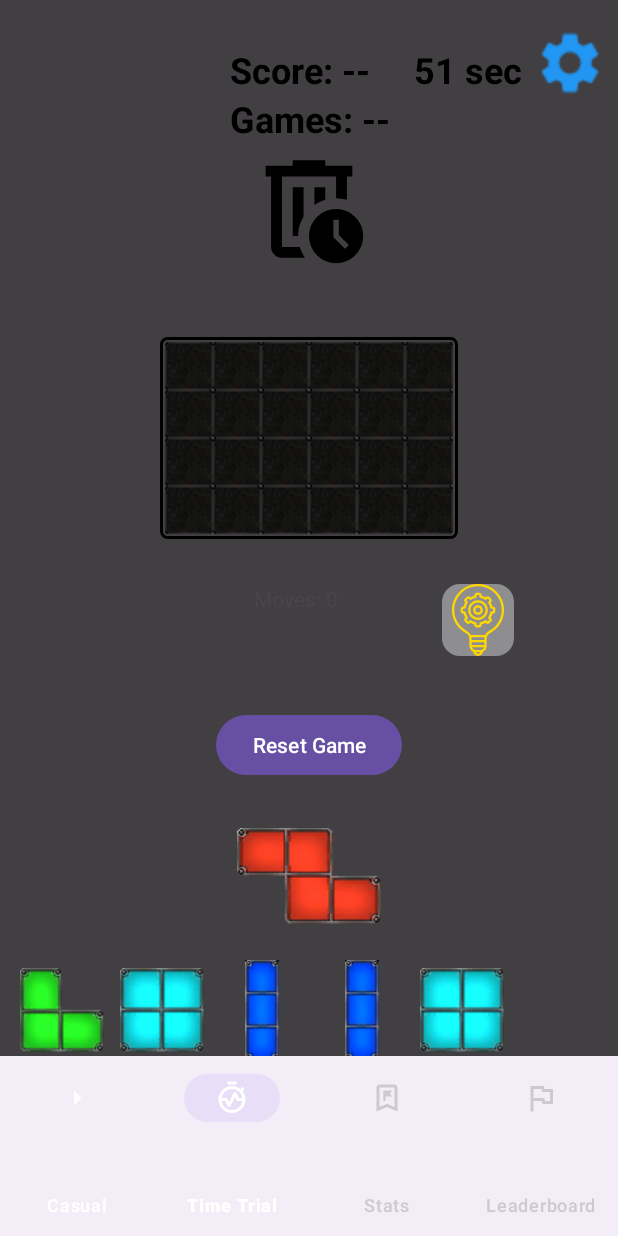
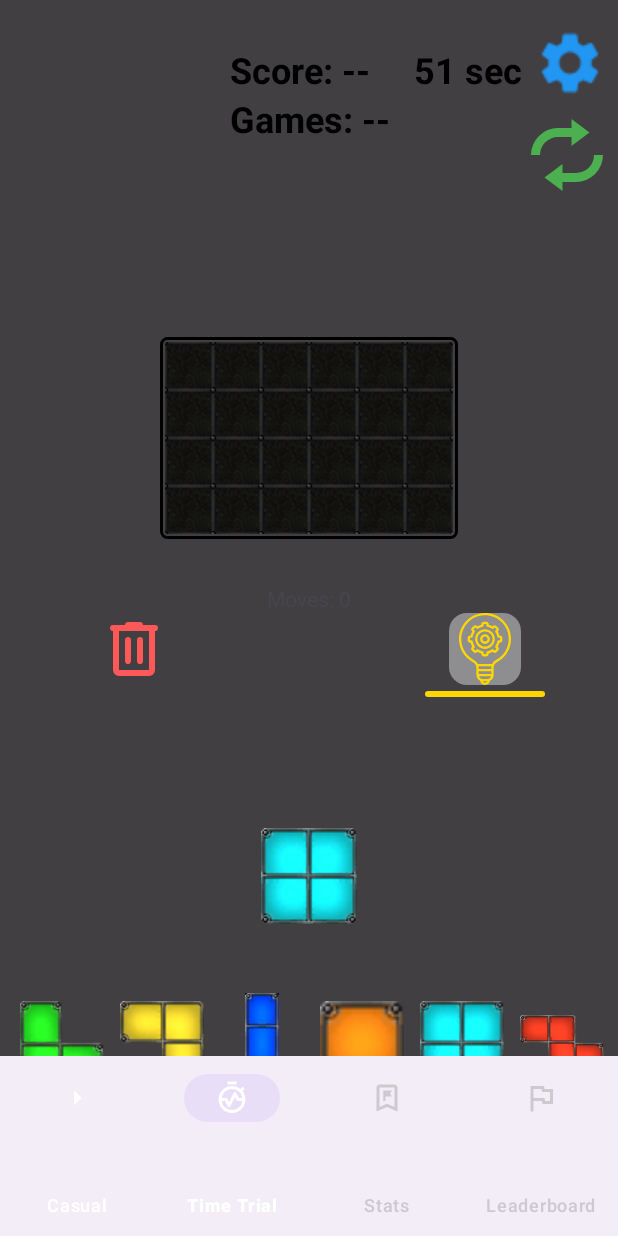
Before and after one commit to GrandPaPaRa/Jigsaw_Licenta, an Android app: the GameTimeTrialFragment screen opened through its navigation route, item 2 of the bottom bar chosen, on a phone screen of 412 x 824 dp. Run offline under Robolectric (Android 15) with nearby library versions, the phone set to English and light mode, and no system bars; our stand-ins replace Firebase (no records; nobody signed in at launch, a user with empty details on screens opened directly), navigation-ui.

Commit message:
new ui for game fragment

```diff
--- a/app/src/main/java/com/example/jigsaw_licenta/model/Tree.java
+++ b/app/src/main/java/com/example/jigsaw_licenta/model/Tree.java
@@ -18,7 +18,9 @@ public class Tree {
     public void cancel() {
         shouldCancel = true;
     }
-
+    public boolean getShouldCancel() {
+        return shouldCancel;
+    }
     public Tree(Jigsaw initialState, Config config, StopType stopType) {
         this.config = config;
         this.nodes = new ArrayList<>();
@@ -123,7 +125,7 @@ public class Tree {
                 System.out.println("MCTS time limit reached.");
                 break;
             }
-            if(elapsedMillis % 1000 == 0) System.out.println("Elapsed time: " + elapsedMillis);
+            //if(elapsedMillis % 1000 == 0) System.out.println("Elapsed time: " + elapsedMillis);
 
             Jigsaw state = rootState.cloneState();
             int nodeIndex = rootIndex;
--- a/app/src/main/java/com/example/jigsaw_licenta/ui/main/BaseGameFragment.java
+++ b/app/src/main/java/com/example/jigsaw_licenta/ui/main/BaseGameFragment.java
@@ -5,28 +5,31 @@ import static com.example.jigsaw_licenta.model.Jigsaw.MAX_ITERATIONS;
 import android.animation.AnimatorSet;
 import android.animation.ObjectAnimator;
 import android.annotation.SuppressLint;
-import android.app.AlertDialog;
+import android.content.res.ColorStateList;
 import android.graphics.Color;
+import android.graphics.PorterDuff;
 import android.graphics.drawable.Drawable;
 import android.os.Bundle;
+import android.os.Handler;
+import android.os.Looper;
 import android.util.Log;
 import android.view.LayoutInflater;
 import android.view.MotionEvent;
 import android.view.View;
 import android.view.ViewGroup;
 import android.view.ViewTreeObserver;
-import android.widget.Button;
 import android.widget.GridLayout;
 import android.widget.ImageView;
 import android.widget.LinearLayout;
+import android.widget.ProgressBar;
 import android.widget.TextView;
 
 import androidx.annotation.NonNull;
 import androidx.annotation.Nullable;
 import androidx.constraintlayout.widget.ConstraintLayout;
 import androidx.core.content.ContextCompat;
+import androidx.core.view.ViewCompat;
 import androidx.fragment.app.Fragment;
-import androidx.lifecycle.ViewModelProvider;
 
 import com.example.jigsaw_licenta.R;
 import com.example.jigsaw_licenta.model.Jigsaw;
@@ -35,12 +38,9 @@ import com.example.jigsaw_licenta.model.PieceType;
 import com.example.jigsaw_licenta.model.StopType;
 import com.example.jigsaw_licenta.model.Tree;
 import com.example.jigsaw_licenta.utils.Config;
-import com.example.jigsaw_licenta.utils.GameInterface;
-import com.example.jigsaw_licenta.viewmodel.AiSettingsModelFactory;
 import com.example.jigsaw_licenta.viewmodel.AiSettingsViewModel;
 import com.example.jigsaw_licenta.viewmodel.GameViewModel;
 import com.example.jigsaw_licenta.viewmodel.GameSettingsViewModel;
-import com.example.jigsaw_licenta.viewmodel.GameSettingsModelFactory;
 
 import java.util.ArrayList;
 import java.util.List;
@@ -57,7 +57,8 @@ public abstract class BaseGameFragment extends Fragment {
     protected List<PieceType> upcomingPieceList = new ArrayList<>();
     protected ImageView hintButton;
     protected TextView movesTextView;
-    protected Button resetGameButton;
+    protected ImageView resetGameButton;
+    protected float discardThreshold;
     protected ImageView discardZone;
     protected ConstraintLayout gameContainer;
     LinearLayout previewContainer;
@@ -69,7 +70,10 @@ public abstract class BaseGameFragment extends Fragment {
     protected Tree currentTree = null;
     protected Byte cachedHintAction = null;
     protected  float touchOffsetY;
-
+    protected Handler progressHandler;
+    protected Runnable progressUpdater;
+    protected ProgressBar progressBarHint;
+    static boolean wasCanceled = false;
     @Override
     public void onCreate(@Nullable Bundle savedInstanceState) {
         super.onCreate(savedInstanceState);
@@ -106,6 +110,9 @@ public abstract class BaseGameFragment extends Fragment {
         upcomingPieceList.remove(0);
         updateUpcomingPiecePreviewUI();
 
+
+
+
         startHintComputation(jigsawGame);
 
         resetGameButton.setOnClickListener(v -> onResetButtonClick());
@@ -116,6 +123,8 @@ public abstract class BaseGameFragment extends Fragment {
                 hintButton.setEnabled(false);
             }
         });
+
+
     }
 
 
@@ -158,6 +167,7 @@ public abstract class BaseGameFragment extends Fragment {
         gamePieces.clear();
         gamePieces.addAll(gameViewModel.getPieceList());
 
+        discardThreshold = baseTileSize * currentScale * 2.0f;
         snapThreshold = baseTileSize * currentScale;
         gameViewModel.setCurrentScale(currentScale);
 
@@ -354,7 +364,9 @@ public abstract class BaseGameFragment extends Fragment {
                         Integer validIndex = getValidSnapIndex(v);
                         Log.d("BaseGameFragment_Touch", "ACTION_MOVE - validIndex: " + validIndex);
                         if (validIndex != null) {
-                            discardZone.setBackgroundColor(ContextCompat.getColor(requireContext(), R.color.discard_default));
+                            discardZone.setBackgroundResource(R.color.discard_default);
+                            clearAllFilters(v);
+
                             if (ghostView == null) {
                                 ghostView = new ImageView(requireContext());
                                 ghostView.setAdjustViewBounds(true);
@@ -392,7 +404,9 @@ public abstract class BaseGameFragment extends Fragment {
                     case MotionEvent.ACTION_UP:
                         if(isViewInDiscardZone(v)){
                             removePieceFromGame(v);
-                            discardZone.setBackgroundColor(ContextCompat.getColor(requireContext(), R.color.discard_default));
+                            discardZone.setBackgroundResource(R.color.discard_default);
+                            clearAllFilters(v);
+
                             jigsawGame.performAction((byte)(jigsawGame.getRows() * jigsawGame.getCols()));
                             updateMovesCounter();
 
@@ -407,6 +421,7 @@ public abstract class BaseGameFragment extends Fragment {
                             updateUpcomingPiecePreviewUI();
 
                             generateAndAddRandomPiece();
+
                             startHintComputation(jigsawGame);
 
                             gameViewModel.saveGameState();
@@ -443,6 +458,7 @@ public abstract class BaseGameFragment extends Fragment {
                                 }
 
                                 generateAndAddRandomPiece();
+
                                 startHintComputation(jigsawGame);
 
                                 gameViewModel.saveGameState();
@@ -458,6 +474,31 @@ public abstract class BaseGameFragment extends Fragment {
             }
         });
     }
+    protected static void applyRedTintFilter(View view) {
+        if (view instanceof ImageView) {
+            // For ImageViews - apply color filter
+            ImageView imageView = (ImageView) view;
+            imageView.setColorFilter(
+                    Color.argb(150, 255, 50, 50),
+                    PorterDuff.Mode.MULTIPLY
+            );
+        } else {
+            // For other views - apply background tint
+            ViewCompat.setBackgroundTintList(view,
+                    ColorStateList.valueOf(Color.parseColor("#80FF0000")) // 50% transparent red
+            );
+        }
+    }
+    protected static void clearAllFilters(View view) {
+        if (view instanceof ImageView) {
+            ImageView imageView = (ImageView) view;
+            imageView.clearColorFilter();
+        } else {
+            ViewCompat.setBackgroundTintList(view, null);
+            view.setBackgroundColor(Color.TRANSPARENT);
+        }
+    }
+
     protected abstract void onFinishedGame();
     protected abstract void onResetButtonClick();
     @Nullable
@@ -573,7 +614,7 @@ public abstract class BaseGameFragment extends Fragment {
         float dy = pieceCenterY - discardCenterY;
         float distance = (float) Math.sqrt(dx * dx + dy * dy);
 
-        return isInsideBounds || distance <= snapThreshold;
+        return isInsideBounds || distance <= discardThreshold;
     }
 
     protected void removePieceFromGame(View pieceView) {
@@ -586,12 +627,11 @@ public abstract class BaseGameFragment extends Fragment {
     }
 
     protected void resetGame() {
-        onDestroyView();
+        cleanupResources();
         gamePieces.clear();
         gameViewModel.clearPieces();
         gameViewModel.resetGame(gameSettingsViewModel.getBoardRows().getValue(), gameSettingsViewModel.getBoardCols().getValue());
         jigsawGame = gameViewModel.getJigsaw();
-        startHintComputation(jigsawGame);
 
         gameViewModel.saveGameState();
 
@@ -601,8 +641,14 @@ public abstract class BaseGameFragment extends Fragment {
 
         initializeGameUI();
         updateMovesCounter();
-        //generateAndAddRandomPiece();
 
+        //WE START THE HINT COMPUTATION ONLY AFTER THE VIEW HAS BEEN LOADED SO THAT THE PROGRESS BAR WORKS
+        //IM NOT EVEN MAD
+        new Handler(Looper.getMainLooper()).post(() -> {
+            if (getView() != null && isAdded()) {
+                startHintComputation(jigsawGame);
+            }
+        });
 
     }
 
@@ -615,8 +661,14 @@ public abstract class BaseGameFragment extends Fragment {
     protected void updateDiscardZoneBackground(View pieceView) {
         if (isViewInDiscardZone(pieceView)) {
             discardZone.setBackgroundColor(Color.parseColor("#FFCCCC"));
+            applyRedTintFilter(pieceView);
+
+            discardZone.setBackgroundResource(R.drawable.segmented_border);
+            discardZone.setPadding(2, 2, 2, 2); // Adjust as needed
         } else {
-            discardZone.setBackgroundColor(ContextCompat.getColor(requireContext(), R.color.discard_default));
+            discardZone.setBackgroundResource(R.color.discard_default);
+            discardZone.setPadding(0, 0, 0, 0);
+            clearAllFilters(pieceView);
         }
     }
 
@@ -713,45 +765,96 @@ public abstract class BaseGameFragment extends Fragment {
             currentTree.cancel();
         }
 
+        if (progressHandler != null && progressUpdater != null) {
+            progressHandler.removeCallbacks(progressUpdater);
+        }
+
         cachedHintAction = null;
         hintButton.setEnabled(false);
 
+        Log.d("HINT", "startHintComputation() called");
+        Log.d("HINT", "progressBarHint null? " + (progressBarHint == null));
+        if (progressBarHint != null) {
+            Log.d("HINT", "progressBarHint isAttachedToWindow? " + progressBarHint.isAttachedToWindow());
+            Log.d("HINT", "progressBarHint visibility before: " + progressBarHint.getVisibility());
+        }
+
+        progressBarHint.setProgress(0);
+        progressBarHint.setVisibility(View.VISIBLE);
+        Log.d("HINT", "progressBarHint visibility after: " + progressBarHint.getVisibility());
+
+        // Initialize handler on main thread
+        int totalTimeMs = gameSettingsViewModel.getHintTimeSeconds().getValue() * 1000;
+        long startTime = System.currentTimeMillis();
+        final long[] lastPrintTime = {0};
+        progressHandler = new Handler(Looper.getMainLooper());
+        progressUpdater = new Runnable() {
+            @Override
+            public void run() {
+                if(getView() == null) return; // Fragment detached
+                long now = System.currentTimeMillis();
+                long elapsed = System.currentTimeMillis() - startTime;
+                int progress = (int) ((elapsed * 100) / totalTimeMs);
+                progressBarHint.setProgress(Math.min(progress, 100));
+                if (now - lastPrintTime[0] >= 500) {
+                    Log.d("PROGRESS", "Progress: " + progress + "%");
+                    lastPrintTime[0] = now;
+                }
+
+                if (elapsed < totalTimeMs) {
+                    progressHandler.postDelayed(this, 50);
+                }
+            }
+        };
+
+        progressHandler.post(progressUpdater);
+
         Thread mctsThread = new Thread(() -> {
-            long startTime = System.nanoTime();
-
+            // Final computation
             float depthCoefficient = aiSettingsViewModel.getDepthCoefficient().getValue();
             float c = aiSettingsViewModel.getExplorationFactor().getValue();
             float explorationRateSimulation = aiSettingsViewModel.getSimulationExplorationFactor().getValue();
+
             Tree tree = new Tree(jigsawGame,
                     new Config(MAX_ITERATIONS,
                             (int)(depthCoefficient * Math.sqrt(jigsawGame.getRows() * jigsawGame.getCols())),
                             c,
                             explorationRateSimulation,
-                            gameSettingsViewModel.getHintTimeSeconds().getValue() * 1000
+                            totalTimeMs
                     ),
                     StopType.TIME);
             currentTree = tree;
-
             byte bestAction = tree.findBestActionbyTime();
 
-            if (bestAction != -1) {
-                cachedHintAction = bestAction;
+        if (getView() != null) {
+            requireActivity().runOnUiThread(() -> {
+                if (bestAction != -1) {
+                    cachedHintAction = bestAction;
+                    hintButton.setEnabled(true);
+                }
+            });
+        }
 
-                if (!isAdded()) return;
-                requireActivity().runOnUiThread(() -> hintButton.setEnabled(true));
-            }
-
-            long endTime = System.nanoTime();
-            double durationMs = (endTime - startTime) / 1_000_000.0;
-            System.out.printf("MCTS took %.2f ms%n", durationMs);
+        if (progressHandler != null && progressUpdater != null) {
+            progressHandler.removeCallbacks(progressUpdater);
+        }
         });
 
         mctsThread.start();
     }
 
-    @Override
-    public void onDestroyView() {
-        super.onDestroyView();
+    private void cleanupResources() {
+        // Cancel progress updates
+        if (progressHandler != null && progressUpdater != null) {
+            progressHandler.removeCallbacks(progressUpdater);
+        }
+
+        // Cancel any ongoing hint computation
+        if (currentTree != null) {
+            currentTree.cancel();
+        }
+
+        // Clean up views
         ghostView = null;
         if (hintGhostView != null) {
             hintGhostView.setVisibility(View.GONE);
@@ -768,9 +871,13 @@ public abstract class BaseGameFragment extends Fragment {
                     gameContainer.removeView(piece.getImageView());
                 }
             }
-            gamePieces.clear();
         }
-        //Cancel any ongoing hint computation
-        currentTree.cancel();
+    }
+
+    @Override
+    public void onDestroyView() {
+        super.onDestroyView();
+        cleanupResources();
+        gamePieces.clear();
     }
 }
--- a/app/src/main/java/com/example/jigsaw_licenta/ui/main/GameTimeTrialFragment.java
+++ b/app/src/main/java/com/example/jigsaw_licenta/ui/main/GameTimeTrialFragment.java
@@ -94,7 +94,7 @@ public class GameTimeTrialFragment extends BaseGameFragment implements GameInter
     }
 
     @Override
-    protected void onResetButtonClick() {
+    public void onResetButtonClick() {
         resetGame();
         resetTimer();
     }
@@ -116,6 +116,7 @@ public class GameTimeTrialFragment extends BaseGameFragment implements GameInter
         gameContainer = view.findViewById(R.id.gameContainerTimeTrial);
         hintButton = view.findViewById(R.id.HintButtonTimeTrial);
         previewContainer = view.findViewById(R.id.piecePreviewContainerTimeTrial);
+        progressBarHint = view.findViewById(R.id.hintProgressBarTimeTrial);
         timerTextView = view.findViewById(R.id.timerTextView);
         totalScoreTextView = view.findViewById(R.id.totalScoreTextView);
         gamesPlayedTextView = view.findViewById(R.id.gamesPlayedTextView);
--- a/app/src/main/java/com/example/jigsaw_licenta/viewmodel/AiSettingsTimeTrialViewModel.java
+++ b/app/src/main/java/com/example/jigsaw_licenta/viewmodel/AiSettingsTimeTrialViewModel.java
@@ -14,10 +14,8 @@ public class AiSettingsTimeTrialViewModel extends AiSettingsViewModel {
     private final MutableLiveData<Float> depthCoefficient = new MutableLiveData<>();
 
     public AiSettingsTimeTrialViewModel(@NonNull Application application) {
-        // Call parent constructor with null GameSettingsViewModel
+
         super(application, null);
-
-        // Initialize with default values (override any SharedPreferences values from parent)
 
         simulationExplorationFactor.setValue(DEFAULT_SIMULATION_EXPLORATION_RATE);
         explorationFactor.setValue(DEFAULT_EXPLORATION);
--- a/app/src/main/java/com/example/jigsaw_licenta/viewmodel/GameSettingsTimeTrialViewModel.java
+++ b/app/src/main/java/com/example/jigsaw_licenta/viewmodel/GameSettingsTimeTrialViewModel.java
@@ -16,8 +16,8 @@ public class GameSettingsTimeTrialViewModel extends GameSettingsViewModel  {
     private static final String KEY_BOARD_COLS = "boardCols";
     private static final String KEY_TIME_TRIAL_DURATION = "timeTrialDuration";
     private static final float DEFAULT_TIME_TRIAL_DURATION = 1.0f;
-    private static final int DEFAULT_PREVIEW_QUEUE_SIZE = 5;
-    private static final int DEFAULT_HINT_TIME_SECONDS = 3;
+    private static final int DEFAULT_PREVIEW_QUEUE_SIZE = 6;
+    private static final int  DEFAULT_HINT_TIME_SECONDS = 3;
     private static final float DEFAULT_SCALE = 1.0f;
     public static final int DEFAULT_ROWS = 4;
     public static final int DEFAULT_COLS = 6;
@@ -42,7 +42,6 @@ public class GameSettingsTimeTrialViewModel extends GameSettingsViewModel  {
         boardCols.setValue(sharedPreferences.getInt(KEY_BOARD_COLS, DEFAULT_COLS));
         previewQueueSize.setValue(DEFAULT_PREVIEW_QUEUE_SIZE);
         hintTimeSeconds.setValue(DEFAULT_HINT_TIME_SECONDS);
-        //sharedPreferences.edit().putFloat(KEY_TIME_TRIAL_DURATION, 1.0f).apply();
         timeTrialDuration.setValue(sharedPreferences.getFloat(KEY_TIME_TRIAL_DURATION, DEFAULT_TIME_TRIAL_DURATION));
     }
 
--- /dev/null
+++ b/app/src/main/res/drawable/refresh_svgrepo_com.xml
@@ -0,0 +1,5 @@
+<vector xmlns:android="http://schemas.android.com/apk/res/android" android:height="24dp" android:viewportHeight="16" android:viewportWidth="16" android:width="24dp">
+
+    <path android:fillColor="#000000" android:fillType="evenOdd" android:pathData="M7,12v-2l-4,3 4,3v-2h2.997A6.006,6.006 0,0 0,16 8h-2a4,4 0,0 1,-3.996 4H7zM9,2H6.003A6.006,6.006 0,0 0,0 8h2a4,4 0,0 1,3.996 -4H9v2l4,-3 -4,-3v2z"/>
+
+</vector>
--- /dev/null
+++ b/app/src/main/res/drawable/segmented_border.xml
@@ -0,0 +1,15 @@
+<?xml version="1.0" encoding="utf-8"?>
+<layer-list xmlns:android="http://schemas.android.com/apk/res/android">
+    <!-- Border segments (adjust dashWidth and dashGap as needed) -->
+    <item>
+        <shape android:shape="rectangle">
+            <stroke
+                android:width="2dp"
+                android:color="#000000"
+                android:dashWidth="8dp"
+                android:dashGap="4dp"/>
+            <corners android:radius="4dp"/>
+            <solid android:color="@android:color/transparent"/>
+        </shape>
+    </item>
+</layer-list>
--- /dev/null
+++ b/app/src/main/res/drawable/yellow_progress_bar.xml
@@ -0,0 +1,17 @@
+<?xml version="1.0" encoding="utf-8"?>
+<layer-list xmlns:android="http://schemas.android.com/apk/res/android">
+    <item android:id="@android:id/background">
+        <shape>
+            <corners android:radius="2dp" />
+            <solid android:color="#444444" />  <!-- Track color -->
+        </shape>
+    </item>
+    <item android:id="@android:id/progress">
+        <clip>
+            <shape>
+                <corners android:radius="2dp" />
+                <solid android:color="#FFD700" />  <!-- Yellow progress color -->
+            </shape>
+        </clip>
+    </item>
+</layer-list>
--- a/app/src/main/res/layout/fragment_game_time_trial.xml
+++ b/app/src/main/res/layout/fragment_game_time_trial.xml
@@ -19,7 +19,6 @@
         app:layout_constraintStart_toStartOf="parent"
         app:layout_constraintTop_toTopOf="parent">
 
-        <!-- Your GridLayout inside wrapper without constraints -->
         <GridLayout
             android:id="@+id/boardContainerTimeTrial"
             android:layout_width="wrap_content"
@@ -33,18 +32,6 @@
             android:useDefaultMargins="false" />
     </FrameLayout>
 
-    <TextView
-        android:id="@+id/movesTextViewTimeTrial"
-        android:layout_width="wrap_content"
-        android:layout_height="wrap_content"
-        android:layout_marginStart="100dp"
-        android:layout_marginTop="30dp"
-        android:text="Moves: 0"
-        app:layout_constraintEnd_toStartOf="@+id/HintButtonTimeTrial"
-        app:layout_constraintHorizontal_bias="0.5"
-        app:layout_constraintStart_toStartOf="parent"
-        app:layout_constraintTop_toBottomOf="@+id/gridBorderWrapperTimeTrial" />
-
     <ImageView
         android:id="@+id/nextPiecePreviewTimeTrial"
         android:layout_width="2dp"
@@ -55,48 +42,69 @@
         app:layout_constraintHorizontal_bias="0.503"
         app:layout_constraintStart_toStartOf="parent" />
 
-    <Button
+    <ImageView
         android:id="@+id/resetGameButtonTimeTrial"
-        android:layout_width="wrap_content"
-        android:layout_height="wrap_content"
-        android:text="Reset Game"
-        app:layout_constraintBottom_toTopOf="@+id/nextPiecePreviewTimeTrial"
+        android:layout_width="48dp"
+        android:layout_height="48dp"
+        android:layout_marginTop="25dp"
+        android:layout_marginEnd="10dp"
+        android:contentDescription="Reset Game"
         app:layout_constraintEnd_toEndOf="parent"
-        app:layout_constraintStart_toStartOf="parent"
-        app:layout_constraintTop_toBottomOf="@+id/movesTextViewTimeTrial" />
-
-    <ImageView
-        android:id="@+id/discardZoneTimeTrial"
-        android:layout_width="match_parent"
-        android:layout_height="0dp"
-        android:layout_margin="30dp"
-        android:layout_weight="2"
-        android:background="@color/discard_default"
-        android:padding="12dp"
-        app:layout_constraintBottom_toTopOf="@+id/gridBorderWrapperTimeTrial"
-        app:layout_constraintEnd_toEndOf="parent"
-        app:layout_constraintStart_toStartOf="parent"
         app:layout_constraintTop_toBottomOf="@+id/settingsButtonTimeTrial"
-        app:srcCompat="@drawable/outline_auto_delete_24" />
+        app:srcCompat="@drawable/refresh_svgrepo_com"
+        app:tint="#4CAF50" />
 
     <ImageView
         android:id="@+id/HintButtonTimeTrial"
         android:layout_width="48dp"
         android:layout_height="48dp"
-        android:layout_marginTop="30dp"
         android:background="@drawable/hint_button_background"
         app:layout_constraintEnd_toEndOf="parent"
         app:layout_constraintHorizontal_bias="0.5"
         app:layout_constraintStart_toEndOf="@+id/movesTextViewTimeTrial"
-        app:layout_constraintTop_toBottomOf="@+id/gridBorderWrapperTimeTrial"
+        app:layout_constraintTop_toBottomOf="@+id/movesTextViewTimeTrial"
         app:srcCompat="@drawable/light_bulb_50"
         app:tint="#FFD700" />
+
+    <ProgressBar
+        android:id="@+id/hintProgressBarTimeTrial"
+        style="?android:attr/progressBarStyleHorizontal"
+        android:layout_width="80dp"
+        android:layout_height="4dp"
+        android:layout_marginTop="4dp"
+        android:progressDrawable="@drawable/yellow_progress_bar"
+        app:layout_constraintEnd_toEndOf="@id/HintButtonTimeTrial"
+        app:layout_constraintStart_toStartOf="@id/HintButtonTimeTrial"
+        app:layout_constraintTop_toBottomOf="@id/HintButtonTimeTrial" />
+
+    <ImageView
+        android:id="@+id/discardZoneTimeTrial"
+        android:layout_width="48dp"
+        android:layout_height="48dp"
+        android:layout_weight="2"
+        android:background="@color/discard_default"
+        app:layout_constraintEnd_toStartOf="@+id/movesTextViewTimeTrial"
+        app:layout_constraintHorizontal_bias="0.5"
+        app:layout_constraintStart_toStartOf="parent"
+        app:layout_constraintTop_toBottomOf="@+id/movesTextViewTimeTrial"
+        app:srcCompat="@drawable/rounded_delete_24" />
+
+    <TextView
+        android:id="@+id/movesTextViewTimeTrial"
+        android:layout_width="wrap_content"
+        android:layout_height="wrap_content"
+        android:layout_marginTop="30dp"
+        android:text="Moves: 0"
+        app:layout_constraintEnd_toStartOf="@+id/HintButtonTimeTrial"
+        app:layout_constraintHorizontal_bias="0.5"
+        app:layout_constraintStart_toEndOf="@+id/discardZoneTimeTrial"
+        app:layout_constraintTop_toBottomOf="@+id/gridBorderWrapperTimeTrial" />
 
     <HorizontalScrollView
         android:id="@+id/previewScrollTimeTrial"
         android:layout_width="match_parent"
         android:layout_height="wrap_content"
-        android:layout_marginTop="48dp"
+        android:layout_marginTop="70dp"
         android:scrollbars="none"
         app:layout_constraintEnd_toEndOf="parent"
         app:layout_constraintStart_toStartOf="parent"
@@ -119,11 +127,12 @@
         android:layout_marginEnd="20dp"
         android:scaleX="2"
         android:scaleY="2"
-        app:tint="#2196F3"
         app:layout_constraintEnd_toEndOf="parent"
         app:layout_constraintTop_toTopOf="parent"
-        app:srcCompat="@drawable/baseline_settings_24" />
+        app:srcCompat="@drawable/baseline_settings_24"
+        app:tint="#2196F3" />
 
+    <!-- TimeTrial specific elements (kept unchanged) -->
     <LinearLayout
         android:id="@+id/scoreContainer"
         android:layout_width="wrap_content"
```
Also changed, not shown: app/src/main/java/com/example/jigsaw_licenta/ui/main/GameFragment.java (+12 -2 lines), app/src/main/res/layout/fragment_game.xml (+50 -40 lines), 1 other file.
